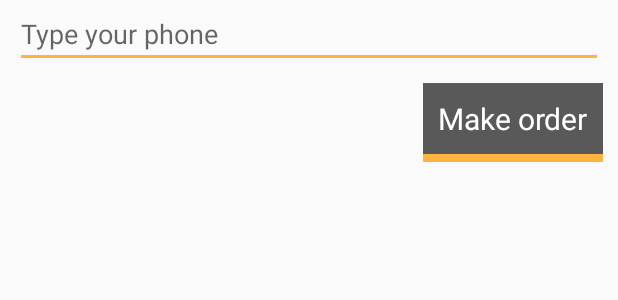
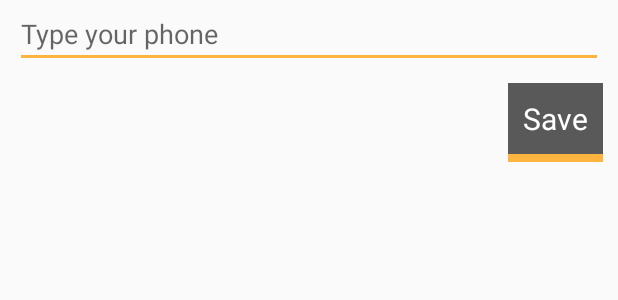
Before and after one commit to Slavcheg2107/TaxiDriverApp, an Android app: the layout alert_style.xml on its own in the app's theme, with its tools: preview values and no code run, on a phone screen of 412 x 824 dp. Shown: the top 300 px of the screen. Run offline under Robolectric (Android 15) with nearby library versions, the phone set to English and light mode, and no system bars.

```diff
--- a/app/src/main/java/jdroidcoder/ua/taxi_bishkek/fragment/OrderFragment.java
+++ b/app/src/main/java/jdroidcoder/ua/taxi_bishkek/fragment/OrderFragment.java
@@ -131,6 +131,9 @@ public class OrderFragment extends Fragment implements AdapterView.OnItemClickLi
         } else {
             orderAdapter.orderDtos = OrderDto.AcceptOreders.getOrders();
         }
+        if(orderAdapter.orderDtos.isEmpty()){
+            EventBus.getDefault().post(new ErrorMessageEvent("For update list swipe down"));
+        }
         orderAdapter.notifyDataSetChanged();
         swipeRefreshLayout.setRefreshing(false);
         getActivity().invalidateOptionsMenu();
--- a/app/src/main/res/layout/alert_style.xml
+++ b/app/src/main/res/layout/alert_style.xml
@@ -29,7 +29,7 @@
             android:layout_marginTop="10dp"
             android:background="#595959"
             android:padding="10dp"
-            android:text="@string/make_order_label"
+            android:text="Save"
             android:textColor="#ffffff"
             android:textSize="20sp" />
 
```
